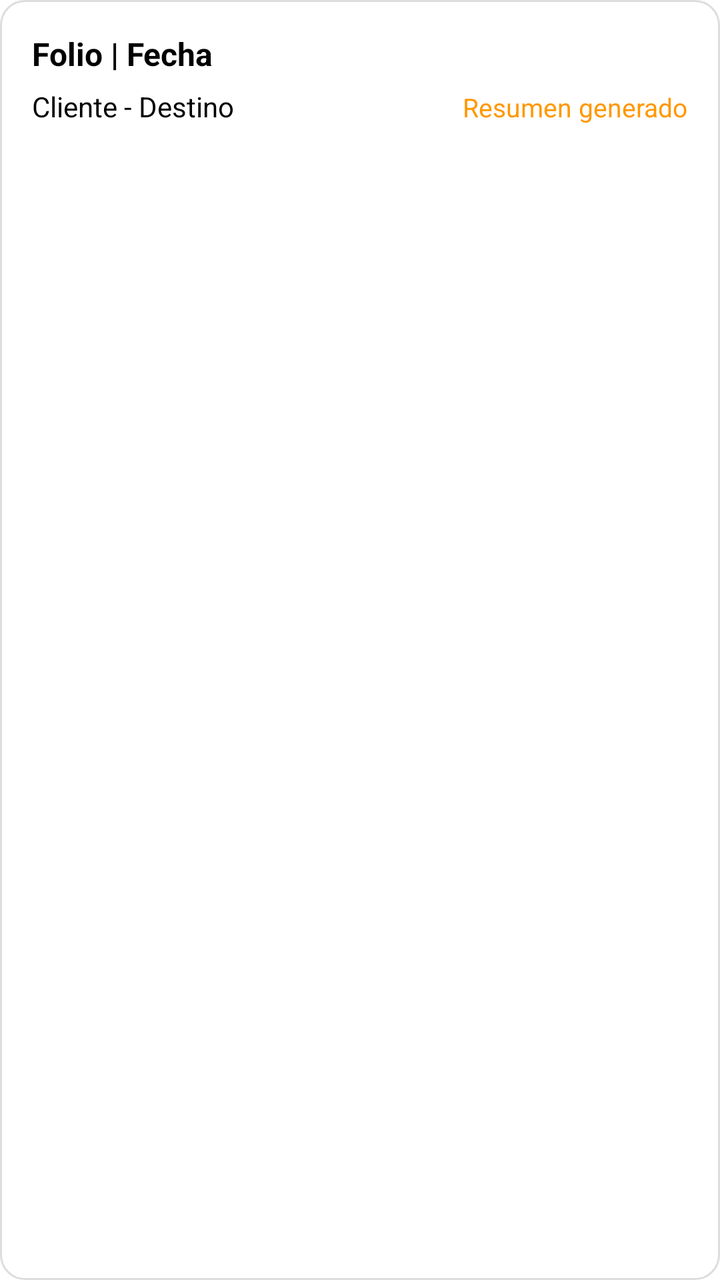
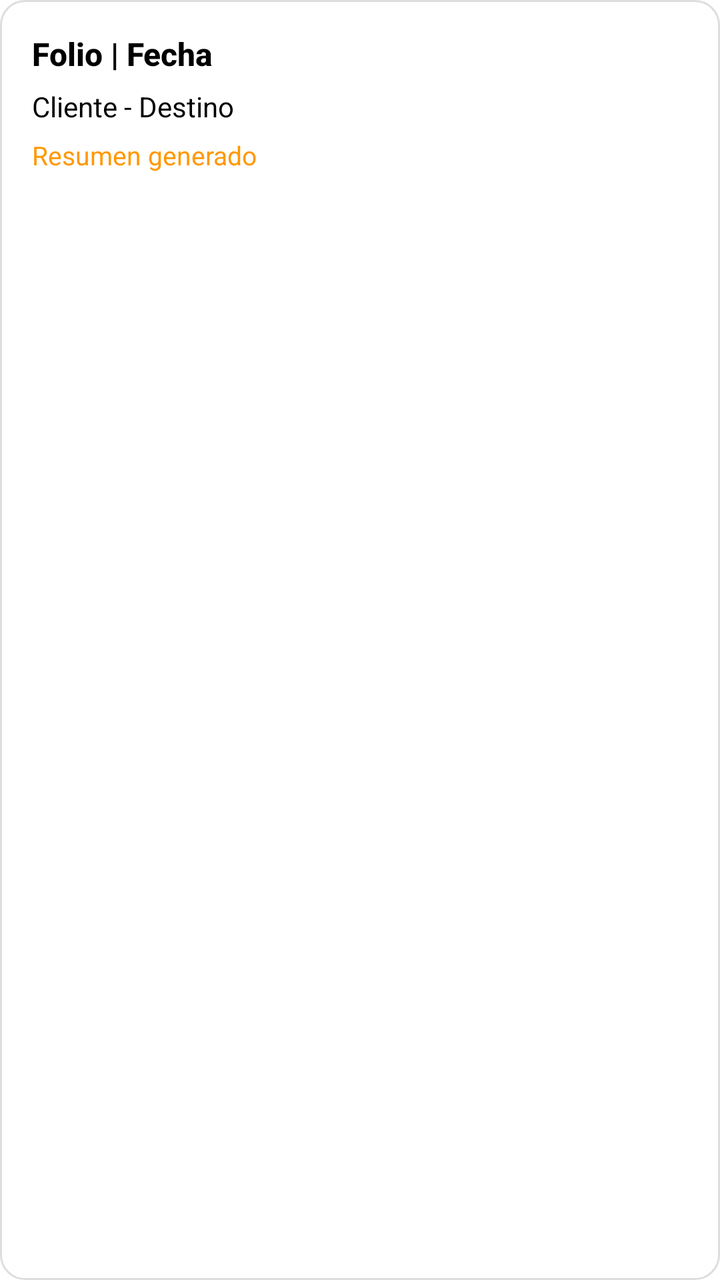

The first picture is an Android layout as it rendered before a commit; the second is the same layout after the commit. The layout source and the unified diff follow.
<!-- AndroidManifest.xml: application theme Theme.Satori_by_Aristo -->
<!-- res/layout/item_liquiop.xml -->
<?xml version="1.0" encoding="utf-8"?>
<LinearLayout xmlns:android="http://schemas.android.com/apk/res/android"
    android:orientation="vertical"
    android:padding="16dp"
    android:layout_margin="12dp"
    android:layout_width="match_parent"
    android:layout_height="wrap_content"
    android:background="@drawable/bg_item_liquidacion">

    
    <TextView
        android:id="@+id/tvFolioFecha"
        android:layout_width="match_parent"
        android:layout_height="wrap_content"
        android:text="Folio | Fecha"
        android:textSize="16sp"
        android:textStyle="bold"
        android:textColor="@android:color/black"/>

    
    <LinearLayout
        android:layout_width="match_parent"
        android:layout_height="wrap_content"
        android:orientation="horizontal"
        android:layout_marginTop="6dp">

        <TextView
            android:id="@+id/tvClienteDestino"
            android:layout_width="151dp"
            android:layout_height="wrap_content"
            android:layout_weight="1"
            android:text="Cliente - Destino"
            android:textColor="@android:color/black"
            android:textSize="14sp" />

        <TextView
            android:id="@+id/tvResumen"
            android:layout_width="wrap_content"
            android:layout_height="wrap_content"
            android:text="Resumen generado"
            android:textSize="13sp"
            android:textColor="#FF9800"
            android:layout_marginStart="8dp"/>
    </LinearLayout>
</LinearLayout>
<!-- resources referenced by this layout -->
<resources>
  <!-- drawable bg_item_liquidacion (drawable) -->
  <?xml version="1.0" encoding="utf-8"?>
  <shape xmlns:android="http://schemas.android.com/apk/res/android"
      android:shape="rectangle">
  
      
      <solid android:color="@android:color/white" />
  
      
      <corners android:radius="12dp" />
  
      
      <stroke
          android:width="1dp"
          android:color="#DDDDDD" />
  
      
      <padding
          android:left="8dp"
          android:top="8dp"
          android:right="8dp"
          android:bottom="8dp" />
  </shape>
  <style name="Theme.Satori_by_Aristo" parent="Theme.MaterialComponents.DayNight.DarkActionBar">
          
          <item name="colorPrimary">@color/orange</item>
          <item name="colorPrimaryVariant">@color/orange_dark</item>
          <item name="colorOnPrimary">@color/white</item>
          <item name="colorSecondary">@color/grey</item>
          <item name="colorOnSecondary">@color/black</item>
      </style>
  <color name="orange">#FF9800</color>
  <color name="orange_dark">#F57C00</color>
  <color name="white">#FFFFFFFF</color>
  <color name="grey">#BF040303</color>
  <color name="black">#FF000000</color>
</resources>

<!-- the commit's change to res/layout/item_liquiop.xml (unified diff, before → after) -->
@@ -15,31 +15,28 @@
         android:text="Folio | Fecha"
         android:textSize="16sp"
         android:textStyle="bold"
-        android:textColor="@android:color/black"/>
+        android:textColor="@android:color/black"
+        android:fontFamily="sans-serif-medium"/>
 
     
-    <LinearLayout
+    <TextView
+        android:id="@+id/tvClienteDestino"
         android:layout_width="match_parent"
         android:layout_height="wrap_content"
-        android:orientation="horizontal"
-        android:layout_marginTop="6dp">
+        android:layout_marginTop="6dp"
+        android:text="Cliente - Destino"
+        android:textColor="@android:color/black"
+        android:textSize="14sp"
+        android:fontFamily="sans-serif"/>
 
-        <TextView
-            android:id="@+id/tvClienteDestino"
-            android:layout_width="151dp"
-            android:layout_height="wrap_content"
-            android:layout_weight="1"
-            android:text="Cliente - Destino"
-            android:textColor="@android:color/black"
-            android:textSize="14sp" />
-
-        <TextView
-            android:id="@+id/tvResumen"
-            android:layout_width="wrap_content"
-            android:layout_height="wrap_content"
-            android:text="Resumen generado"
-            android:textSize="13sp"
-            android:textColor="#FF9800"
-            android:layout_marginStart="8dp"/>
-    </LinearLayout>
+    
+    <TextView
+        android:id="@+id/tvResumen"
+        android:layout_width="match_parent"
+        android:layout_height="wrap_content"
+        android:layout_marginTop="6dp"
+        android:text="Resumen generado"
+        android:textSize="13sp"
+        android:textColor="#FF9800"
+        android:fontFamily="sans-serif"/>
 </LinearLayout>
<!-- resource entries referenced after the edit -->
@@ -30,6 +30,12 @@
           <item name="colorOnPrimary">@color/white</item>
           <item name="colorSecondary">@color/grey</item>
           <item name="colorOnSecondary">@color/black</item>
+  
+          
+          <item name="android:statusBarColor">@color/orange_dark</item> 
+          <item name="android:windowDrawsSystemBarBackgrounds">true</item> 
+          <item name="windowActionBar">true</item>
+          <item name="windowNoTitle">false</item>
       </style>
   <color name="orange">#FF9800</color>
   <color name="orange_dark">#F57C00</color>
